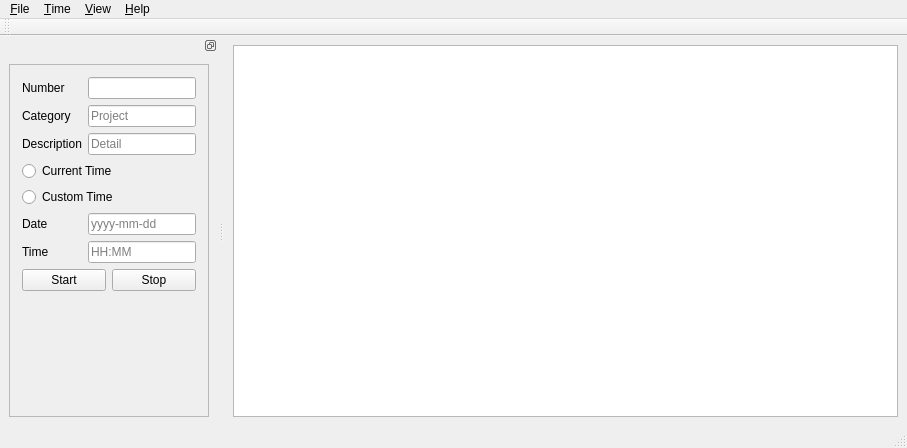
Before: the Qt Designer form mainWindow.ui in kingjt95/TimeTable-Creator, drawn with Qt 5.
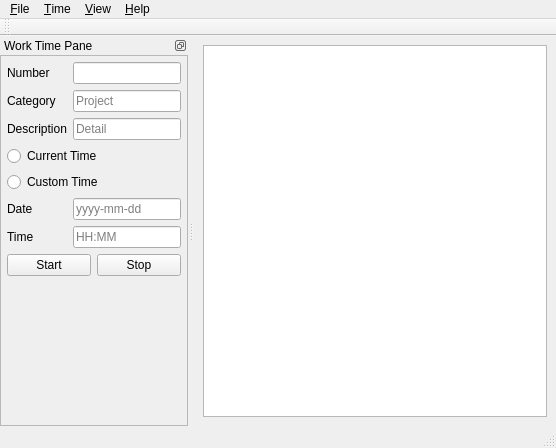
After: the same form once the commit is applied.

Diff of the .ui file:
```diff
--- a/mainWindow.ui
+++ b/mainWindow.ui
@@ -6,7 +6,7 @@
    <rect>
     <x>0</x>
     <y>0</y>
-    <width>907</width>
+    <width>556</width>
     <height>448</height>
    </rect>
   </property>
@@ -17,12 +17,21 @@
    <layout class="QVBoxLayout" name="verticalLayout">
     <item>
      <widget class="QTableWidget" name="ShowDataTable">
+      <property name="alternatingRowColors">
+       <bool>true</bool>
+      </property>
       <property name="selectionMode">
        <enum>QAbstractItemView::SingleSelection</enum>
       </property>
       <property name="selectionBehavior">
        <enum>QAbstractItemView::SelectItems</enum>
       </property>
+      <attribute name="horizontalHeaderVisible">
+       <bool>true</bool>
+      </attribute>
+      <attribute name="verticalHeaderVisible">
+       <bool>false</bool>
+      </attribute>
      </widget>
     </item>
    </layout>
@@ -32,7 +41,7 @@
     <rect>
      <x>0</x>
      <y>0</y>
-     <width>907</width>
+     <width>556</width>
      <height>21</height>
     </rect>
    </property>
@@ -87,11 +96,26 @@
    <property name="features">
     <set>QDockWidget::DockWidgetFloatable|QDockWidget::DockWidgetMovable</set>
    </property>
+   <property name="windowTitle">
+    <string>Work Time Pane</string>
+   </property>
    <attribute name="dockWidgetArea">
     <number>1</number>
    </attribute>
    <widget class="QWidget" name="AddDataDockContents">
     <layout class="QHBoxLayout" name="horizontalLayout_3">
+     <property name="leftMargin">
+      <number>0</number>
+     </property>
+     <property name="topMargin">
+      <number>0</number>
+     </property>
+     <property name="rightMargin">
+      <number>0</number>
+     </property>
+     <property name="bottomMargin">
+      <number>0</number>
+     </property>
      <item>
       <widget class="QScrollArea" name="AddDataScrollArea">
        <property name="widgetResizable">
@@ -103,10 +127,22 @@
           <x>0</x>
           <y>0</y>
           <width>216</width>
-          <height>353</height>
+          <height>371</height>
          </rect>
         </property>
-        <layout class="QHBoxLayout" name="horizontalLayout_2">
+        <layout class="QVBoxLayout" name="verticalLayout_2">
+         <property name="leftMargin">
+          <number>3</number>
+         </property>
+         <property name="topMargin">
+          <number>3</number>
+         </property>
+         <property name="rightMargin">
+          <number>3</number>
+         </property>
+         <property name="bottomMargin">
+          <number>3</number>
+         </property>
          <item>
           <layout class="QGridLayout" name="gridLayout">
            <property name="leftMargin">
```
Left out of the diff: 4 changed lines with no effect on the pictures.
